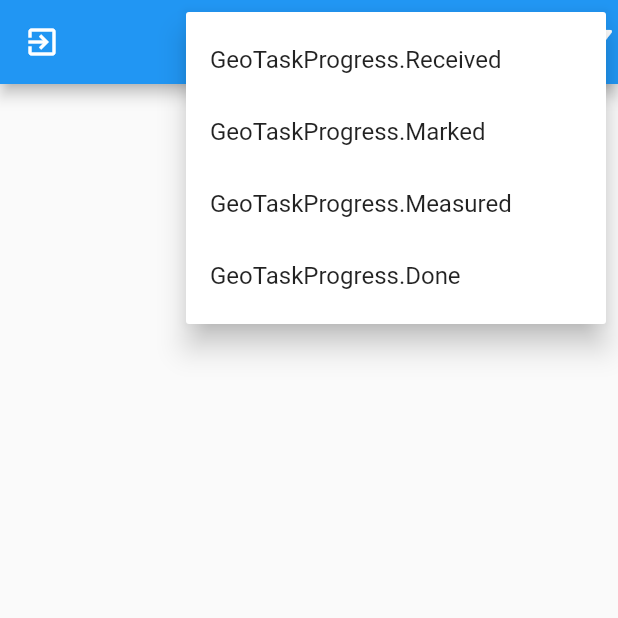
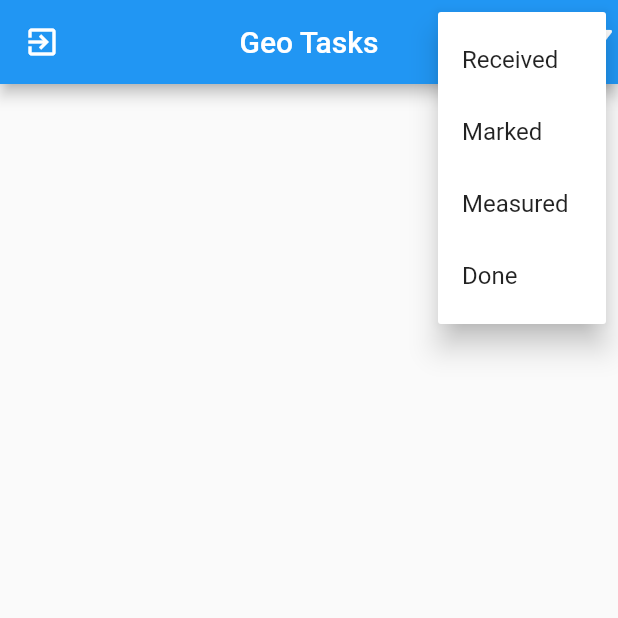
Before and after one commit to KrzysztofMamak/geobase, a Flutter app: the GeoTasksOverviewPage screen opened by its route, after a tap on the "filter alt" icon, on a phone screen of 412 x 824 dp, the top half of it. Run offline on Flutter 3.47's test engine with Material 2 defaults, Android fonts, the phone set to English and light mode, and no system bars; our stand-ins replace another_flushbar, auto_route, bloc, cloud_firestore, dartz, firebase_auth and 9 more; accounts and stored records are empty; generated files the repository leaves out were written again.

Commit message:
removed unnecessary prints, extension added to GeoTaskProgress enum

```diff
--- a/lib/domain/geo_tasks/geo_task_progress.dart
+++ b/lib/domain/geo_tasks/geo_task_progress.dart
@@ -4,3 +4,20 @@ enum GeoTaskProgress {
   Measured,
   Done,
 }
+
+extension GeoTaskProgressX on GeoTaskProgress {
+  String get name {
+    switch (this) {
+      case GeoTaskProgress.Received:
+        return 'Received';
+      case GeoTaskProgress.Marked:
+        return 'Marked';
+      case GeoTaskProgress.Measured:
+        return 'Measured';
+      case GeoTaskProgress.Done:
+        return 'Done';
+      default:
+        return '';
+    }
+  }
+}
--- a/lib/presentation/geo_tasks_overview/geo_tasks_overview_page.dart
+++ b/lib/presentation/geo_tasks_overview/geo_tasks_overview_page.dart
@@ -8,6 +8,7 @@ import 'package:geobase/domain/geo_tasks/geo_tasks_filter.dart';
 import 'package:geobase/injection.dart';
 import 'package:geobase/presentation/routes/router.gr.dart';
 import 'package:geobase/presentation/geo_tasks_overview/widgets/geo_tasks_overview_body.dart';
+import 'package:geobase/domain/geo_tasks/geo_task_progress.dart';
 
 class GeoTasksOverviewPage extends StatelessWidget {
   @override
@@ -65,7 +66,7 @@ class GeoTasksOverviewPage extends StatelessWidget {
               .map(
                 (entry) => PopupMenuItem(
                   value: entry.value,
-                  child: Text(entry.key.toString()),
+                  child: Text(entry.key.name),
                 ),
               )
               .toList();
--- a/lib/presentation/geo_tasks_overview/widgets/geo_tasks_overview_body.dart
+++ b/lib/presentation/geo_tasks_overview/widgets/geo_tasks_overview_body.dart
@@ -14,7 +14,6 @@ class GeoTasksOverviewBody extends StatelessWidget {
             child: CircularProgressIndicator(),
           ),
           loadSuccess: (state) {
-            print(state.geoTasks.toString());
             return ListView.builder(
               itemCount: state.geoTasks.length,
               itemBuilder: (context, index) {
```
